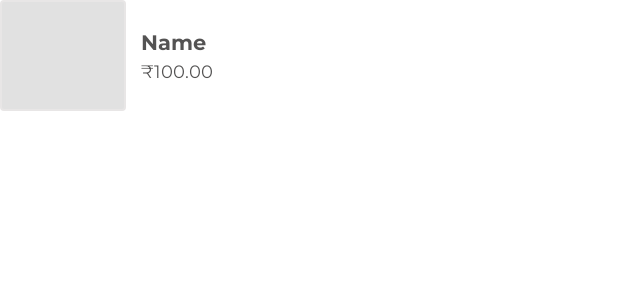
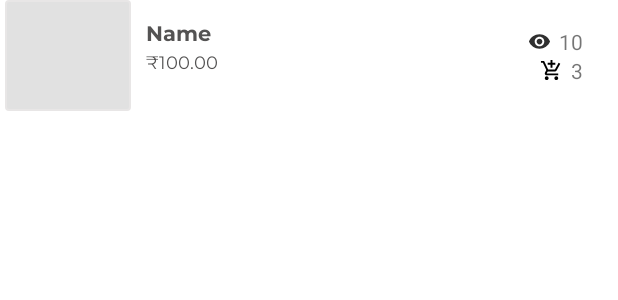
Before and after one commit to Necromancer376/CampusBuy, an Android app: the layout item_list_layout.xml on its own in the app's theme, with its tools: preview values and no code run, on a phone screen of 412 x 824 dp. Shown: the top 300 px of the screen. Run offline under Robolectric (Android 15) with nearby library versions, the light colour scheme and no system bars.

Commit message:
seen, interested count added to rv item

```diff
--- a/app/src/main/java/com/example/campusbuy/ui/adapters/DashboardItemsListAdapter.kt
+++ b/app/src/main/java/com/example/campusbuy/ui/adapters/DashboardItemsListAdapter.kt
@@ -35,6 +35,7 @@ class DashboardItemsListAdapter(
             holder.itemView.tv_dashboard_item_title.text = model.title
             holder.itemView.tv_dashboard_item_price.text = model.price
             holder.itemView.tv_dashboard_viewed_count.text = model.seenCount.toString()
+            holder.itemView.tv_dashboard_interested_count.text = model.interested.size.toString()
         }
     }
 
--- a/app/src/main/java/com/example/campusbuy/ui/adapters/myProductsListAdapter.kt
+++ b/app/src/main/java/com/example/campusbuy/ui/adapters/myProductsListAdapter.kt
@@ -31,6 +31,8 @@ class myProductsListAdapter(
             GlideLoader(context).loadProductPicture(model.image, holder.itemView.iv_item_image)
             holder.itemView.tv_item_name.text = model.title
             holder.itemView.tv_item_price.text = "₹${model.price}"
+            holder.itemView.tv_product_viewed_count.text = model.seenCount.toString()
+            holder.itemView.tv_product_interested_count.text = model.interested.size.toString()
         }
     }
 
--- /dev/null
+++ b/app/src/main/res/drawable/ic_interested.xml
@@ -0,0 +1,5 @@
+<vector android:height="24dp" android:tint="#000000"
+    android:viewportHeight="24" android:viewportWidth="24"
+    android:width="24dp" xmlns:android="http://schemas.android.com/apk/res/android">
+    <path android:fillColor="@android:color/white" android:pathData="M11,9h2L13,6h3L16,4h-3L13,1h-2v3L8,4v2h3v3zM7,18c-1.1,0 -1.99,0.9 -1.99,2S5.9,22 7,22s2,-0.9 2,-2 -0.9,-2 -2,-2zM17,18c-1.1,0 -1.99,0.9 -1.99,2s0.89,2 1.99,2 2,-0.9 2,-2 -0.9,-2 -2,-2zM7.17,14.75l0.03,-0.12 0.9,-1.63h7.45c0.75,0 1.41,-0.41 1.75,-1.03l3.86,-7.01L19.42,4h-0.01l-1.1,2 -2.76,5L8.53,11l-0.13,-0.27L6.16,6l-0.95,-2 -0.94,-2L1,2v2h2l3.6,7.59 -1.35,2.45c-0.16,0.28 -0.25,0.61 -0.25,0.96 0,1.1 0.9,2 2,2h12v-2L7.42,15c-0.13,0 -0.25,-0.11 -0.25,-0.25z"/>
+</vector>
--- a/app/src/main/res/layout/item_dashboard_layout.xml
+++ b/app/src/main/res/layout/item_dashboard_layout.xml
@@ -93,7 +93,8 @@
                 <ImageView
                     android:layout_width="@dimen/item_dashboard_viewd_image_size"
                     android:layout_height="@dimen/item_dashboard_viewd_image_size"
-                    android:src="@drawable/ic_viewed" />
+                    android:src="@drawable/ic_viewed"
+                    android:layout_marginHorizontal="5dp" />
                 <TextView
                     android:id="@+id/tv_dashboard_viewed_count"
                     android:layout_width="wrap_content"
@@ -101,6 +102,25 @@
                     android:text="10" />
             </LinearLayout>
 
+            <LinearLayout
+                android:layout_width="match_parent"
+                android:layout_height="wrap_content"
+                android:orientation="horizontal"
+                android:gravity="right|center_vertical"
+                android:paddingHorizontal="10dp">
+
+                <ImageView
+                    android:layout_width="@dimen/item_dashboard_viewd_image_size"
+                    android:layout_height="@dimen/item_dashboard_viewd_image_size"
+                    android:src="@drawable/ic_interested"
+                    android:layout_marginHorizontal="5dp" />
+                <TextView
+                    android:id="@+id/tv_dashboard_interested_count"
+                    android:layout_width="wrap_content"
+                    android:layout_height="wrap_content"
+                    android:text="3" />
+            </LinearLayout>
+
         </LinearLayout>
     </LinearLayout>
 </RelativeLayout>
--- a/app/src/main/res/layout/item_list_layout.xml
+++ b/app/src/main/res/layout/item_list_layout.xml
@@ -3,7 +3,8 @@
     xmlns:tools="http://schemas.android.com/tools"
     android:layout_width="match_parent"
     android:layout_height="wrap_content"
-    xmlns:app="http://schemas.android.com/apk/res-auto">
+    xmlns:app="http://schemas.android.com/apk/res-auto"
+    android:paddingHorizontal="3dp">
 
     <LinearLayout
         android:id="@+id/ll_item_image"
@@ -27,14 +28,18 @@
         android:id="@+id/ll_product_details"
         android:layout_width="0dp"
         android:layout_height="wrap_content"
-        android:layout_marginStart="@dimen/item_image_title_price_margin"
-        android:layout_marginEnd="@dimen/item_image_title_price_margin"
-        android:gravity="center"
-        android:orientation="vertical"
+        android:orientation="horizontal"
         app:layout_constraintEnd_toStartOf="@id/ib_delete_product"
         app:layout_constraintStart_toEndOf="@id/ll_item_image"
         app:layout_constraintTop_toTopOf="parent"
         app:layout_constraintBottom_toBottomOf="parent">
+        <LinearLayout
+            android:layout_width="wrap_content"
+            android:layout_height="wrap_content"
+            android:layout_marginStart="@dimen/item_image_title_price_margin"
+            android:layout_marginEnd="@dimen/item_image_title_price_margin"
+            android:gravity="center"
+            android:orientation="vertical">
 
             <com.example.campusbuy.utils.CBTextViewBold
                 android:id="@+id/tv_item_name"
@@ -56,10 +61,55 @@
         </LinearLayout>
 
         <LinearLayout
-        android:id="@+id/ll_visited"
+            android:id="@+id/ll_product_extra_details"
+            android:layout_weight="1"
+            android:layout_height="wrap_content"
+            android:layout_width="0dp"
+            android:orientation="vertical"
+            android:paddingStart="@dimen/dashboard_item_paddingStartEnd"
+            android:paddingTop="@dimen/dashboard_item_paddingTopBottom"
+            android:paddingEnd="@dimen/dashboard_item_paddingStartEnd"
+            android:paddingBottom="@dimen/dashboard_item_paddingTopBottom">
+
+            <LinearLayout
+                android:layout_width="match_parent"
+                android:layout_height="wrap_content"
+                android:orientation="horizontal"
+                android:gravity="right|center_vertical"
+                android:paddingHorizontal="10dp">
+
+                <ImageView
+                    android:layout_width="@dimen/item_dashboard_viewd_image_size"
+                    android:layout_height="@dimen/item_dashboard_viewd_image_size"
+                    android:src="@drawable/ic_viewed"
+                    android:layout_marginHorizontal="5dp" />
+                <TextView
+                    android:id="@+id/tv_product_viewed_count"
                     android:layout_width="wrap_content"
-        android:layout_height="wrap_content">
+                    android:layout_height="wrap_content"
+                    android:text="10" />
+            </LinearLayout>
 
+            <LinearLayout
+                android:layout_width="match_parent"
+                android:layout_height="wrap_content"
+                android:orientation="horizontal"
+                android:gravity="right|center_vertical"
+                android:paddingHorizontal="10dp">
+
+                <ImageView
+                    android:layout_width="@dimen/item_dashboard_viewd_image_size"
+                    android:layout_height="@dimen/item_dashboard_viewd_image_size"
+                    android:src="@drawable/ic_interested"
+                    android:layout_marginHorizontal="5dp" />
+                <TextView
+                    android:id="@+id/tv_product_interested_count"
+                    android:layout_width="wrap_content"
+                    android:layout_height="wrap_content"
+                    android:text="3" />
+            </LinearLayout>
+
+        </LinearLayout>
     </LinearLayout>
 
     <ImageButton
--- a/app/src/main/res/values/dimens.xml
+++ b/app/src/main/res/values/dimens.xml
@@ -83,7 +83,7 @@
     <dimen name="item_dashboard_margin">5dp</dimen>
     <dimen name="item_dashboard_padding">1dp</dimen>
     <dimen name="item_dashboard_image_height">150dp</dimen>
-    <dimen name="item_dashboard_image_margin">10dp</dimen>
+    <dimen name="item_dashboard_image_margin">1dp</dimen>
     <dimen name="divider_height">1dp</dimen>
     <dimen name="dashboard_item_paddingStartEnd">10dp</dimen>
     <dimen name="dashboard_item_paddingTopBottom">5dp</dimen>
```
Lines whose indentation alone changed are shown as unchanged.
